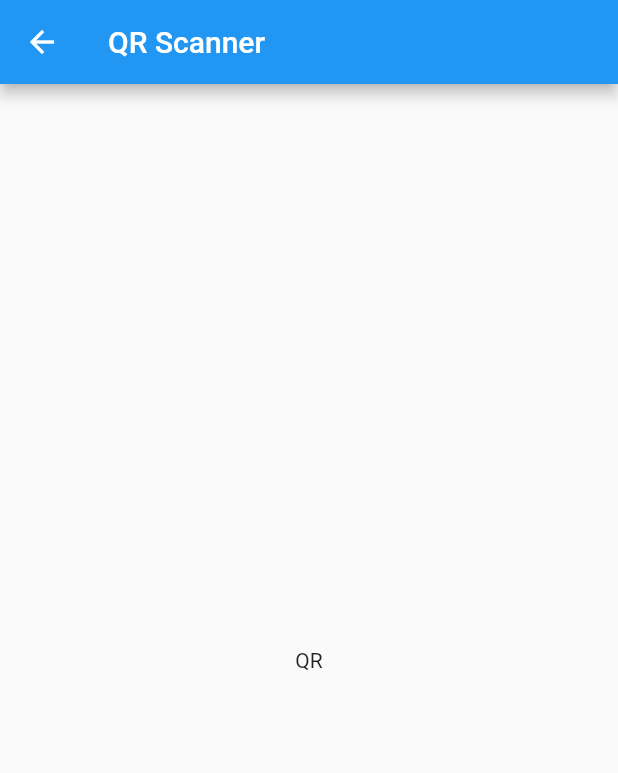
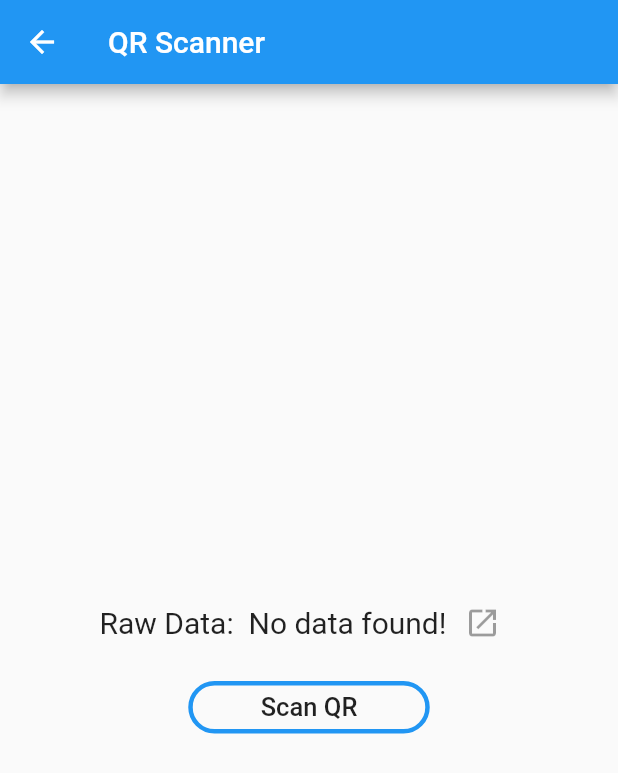
Before and after one commit to vijayinyoutube/QRScanner, a Flutter app: the ScanQR screen opened directly, on a phone screen of 412 x 824 dp. Shown: the top 773 px of the screen. Run offline on Flutter 3.47's test engine with Material 2 defaults, Android fonts, the phone set to English and light mode, and no system bars; our stand-ins replace qr_flutter; missing offline and left inert: barcode_scan.

Commit message:
Scan QR | Build Passing

```diff
--- a/lib/QR Scanner/ScanQR.dart
+++ b/lib/QR Scanner/ScanQR.dart
@@ -1,4 +1,6 @@
+import 'package:barcode_scan/barcode_scan.dart';
 import 'package:flutter/material.dart';
+import 'package:url_launcher/url_launcher.dart';
 
 class ScanQR extends StatefulWidget {
   ScanQR({Key key}) : super(key: key);
@@ -6,6 +8,10 @@ class ScanQR extends StatefulWidget {
   @override
   _ScanQRState createState() => _ScanQRState();
 }
+
+String qrData = "No data found!";
+var data;
+bool hasdata = false;
 
 class _ScanQRState extends State<ScanQR> {
   @override
@@ -16,8 +22,69 @@ class _ScanQRState extends State<ScanQR> {
         appBar: AppBar(
           title: Text("QR Scanner"),
         ),
-        body: Center(
-          child: Text("QR"),
+        body: Container(
+          width: double.infinity,
+          child: Column(
+            mainAxisAlignment: MainAxisAlignment.center,
+            crossAxisAlignment: CrossAxisAlignment.center,
+            children: [
+              Row(
+                mainAxisAlignment: MainAxisAlignment.center,
+                children: [
+                  Flexible(
+                    child: Text(
+                      "Raw Data:  ${(qrData)}",
+                      textAlign: TextAlign.center,
+                      style: TextStyle(fontSize: 20),
+                    ),
+                  ),
+                  IconButton(
+                    icon: Icon(Icons.launch_outlined),
+                    onPressed: hasdata
+                        ? () async {
+                            if (await canLaunch(qrData)) {
+                              print(qrData);
+                              await launch(qrData);
+                            } else {
+                              throw 'Could not launch ';
+                            }
+                          }
+                        : null,
+                  ),
+                ],
+              ),
+              SizedBox(height: 15),
+              Container(
+                width: ((MediaQuery.of(context).size.width) / 2) - 45,
+                height: 35,
+                child: OutlineButton(
+                  focusColor: Colors.red,
+                  highlightColor: Colors.blue,
+                  hoverColor: Colors.lightBlue[100],
+                  splashColor: Colors.blue,
+                  borderSide: BorderSide(
+                    width: 3,
+                    color: Colors.blue,
+                  ),
+                  shape: StadiumBorder(),
+                  child: Text(
+                    "Scan QR",
+                    style: TextStyle(fontSize: 17),
+                  ),
+                  onPressed: () async {
+                    var options = ScanOptions(
+                      autoEnableFlash: true,
+                    );
+                    var data = await BarcodeScanner.scan(options: options);
+                    setState(() {
+                      qrData = data.rawContent.toString();
+                      hasdata = true;
+                    });
+                  },
+                ),
+              ),
+            ],
+          ),
         ),
       ),
     );
--- a/pubspec.yaml
+++ b/pubspec.yaml
@@ -24,11 +24,13 @@ dependencies:
   flutter:
     sdk: flutter
   qr_flutter: ^3.2.0
-
+  barcode_scan: ^3.0.1
+  url_launcher: ^5.7.2
 
   # The following adds the Cupertino Icons font to your application.
   # Use with the CupertinoIcons class for iOS style icons.
   cupertino_icons: ^1.0.0
+
 
 dev_dependencies:
   flutter_test:
```
Also changed, not shown: pubspec.lock, 1 other file.
